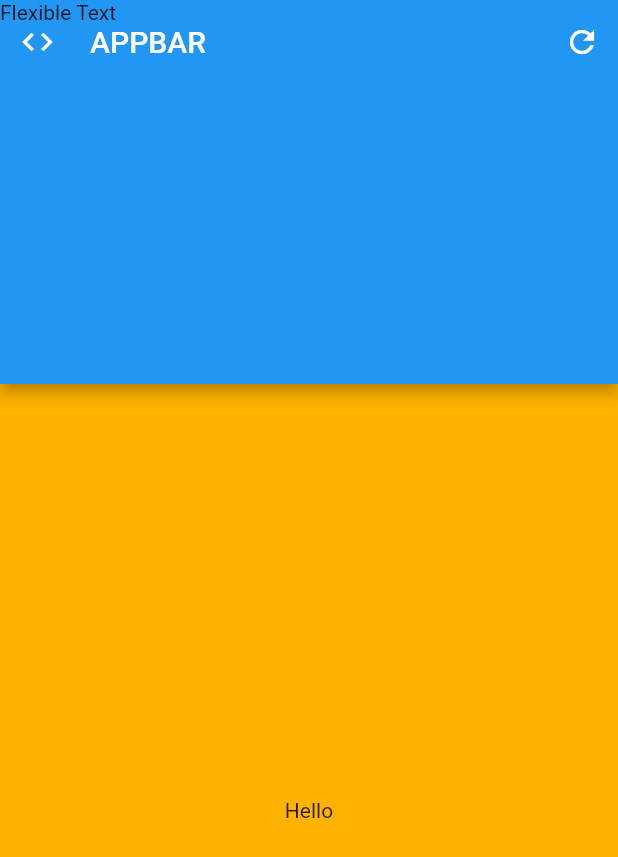
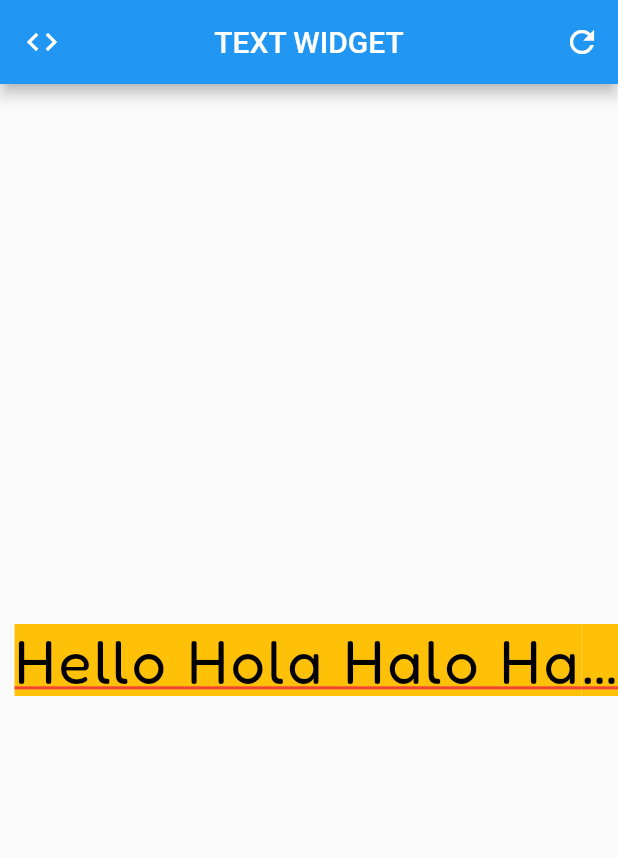
Before and after one commit to jutionck/beginning-flutter-course, a Flutter app: the screen it shows after launch, on a phone screen of 412 x 824 dp. Shown: the top 857 px of the screen. Run offline on Flutter 3.47's test engine with Material 2 defaults, Android fonts, the phone set to English and light mode, and no system bars.

Commit message:
Pengenalan Text Widget

```diff
--- a/lib/main.dart
+++ b/lib/main.dart
@@ -1,7 +1,7 @@
 import 'package:flutter/material.dart';
 
-/// AppBar merupakan sebuah widget yang berada di top position UI
-/// AppBar terdiri dari : Leading, Title, Actions, Flexible Space dan Bottom
+/// TextWidget merupakan sebuah widget untuk mengatur tulisan atau text
+/// TextWidget terdiri dari banyak properti : maxLine, overflow, textStyle dll
 
 void main() => runApp(MyApp());
 
@@ -13,26 +13,35 @@ class MyApp extends StatelessWidget {
     return MaterialApp(
       debugShowCheckedModeBanner: false, // menghilangkan banner showDebugBanner
       home: Scaffold(
-        backgroundColor: Colors.amber[600],
         appBar: AppBar( // sebetulnya appBar ini membutuhkan PreferredSizeWidget, tetapi karena AppBar sudah extends jadi tidak perlu lagi
           leading: Icon(Icons.code), // biasanya icon
-          leadingWidth: 50, // mengatur lebar leading
-          title: Text('APPBAR'),
-          titleSpacing: 10, // mengatur spaci judul ke leading
-          centerTitle: false, // default pada Android adalah false, ios true
+          title: Text('TEXT WIDGET'),
+          centerTitle: true, // default pada Android adalah false, ios true
           actions: [
             IconButton(
               icon: Icon(Icons.refresh),
               onPressed: () {},
             )
           ],
-          bottom: PreferredSize(
-            preferredSize: Size.fromHeight(200), child: Container(),
-          ),
-          flexibleSpace: Text('Flexible Text'),
         ),
         body: Center(
-          child: Text('Hello'),
+          child: Text(
+              'Hello Hola Halo Hai Hai Hello ',
+            // maxLines: 2, // mengatur maksimal beris pada text
+            textAlign: TextAlign.right,
+            overflow: TextOverflow.ellipsis, // membuat text di akhir menjadi ...
+            style: TextStyle(
+              backgroundColor: Colors.amber, // mengatur background font
+              color: Colors.black, // mengatur warna font
+              fontSize: 40, // mengatur ukuran font
+              fontWeight: FontWeight.normal, // mengatur ketebalan font
+              letterSpacing: 2, // mengatur jarak antar huruf
+              fontFamily: 'Fredoka', // ini bisa cari di https://fonts.google.com/ -> update pada pubspec.yaml
+              decoration: TextDecoration.underline,
+              // decorationStyle: TextDecorationStyle.dotted,
+              decorationColor: Colors.red
+            ),
+          ),
         ),
       ),
     );
```
Also changed, not shown: pubspec.yaml (+4 -4 lines), fonts/Fredoka-VariableFont.ttf (added).
